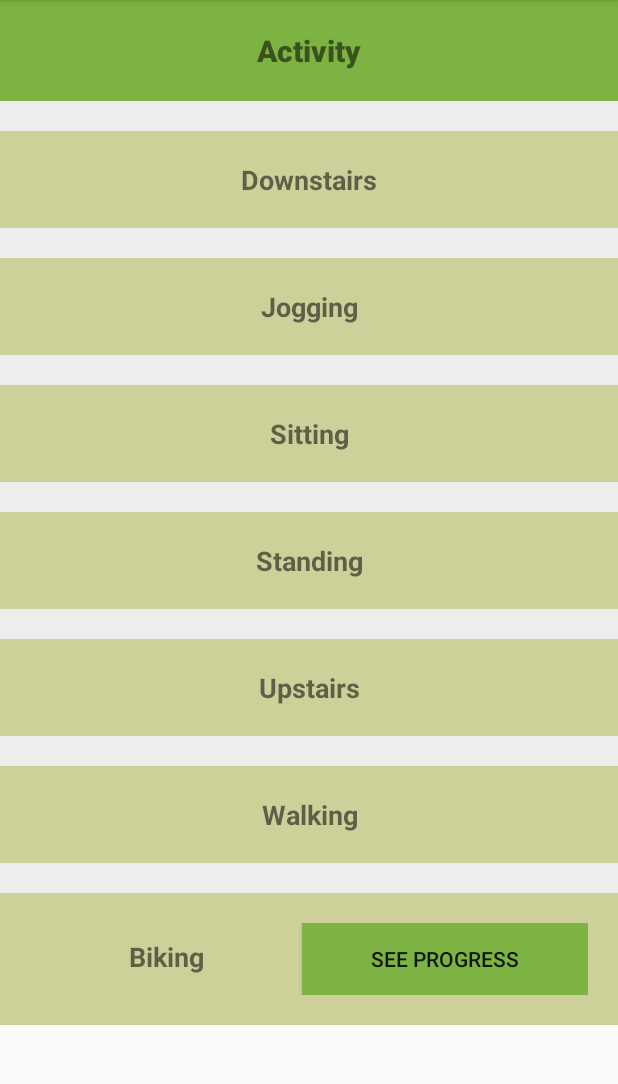
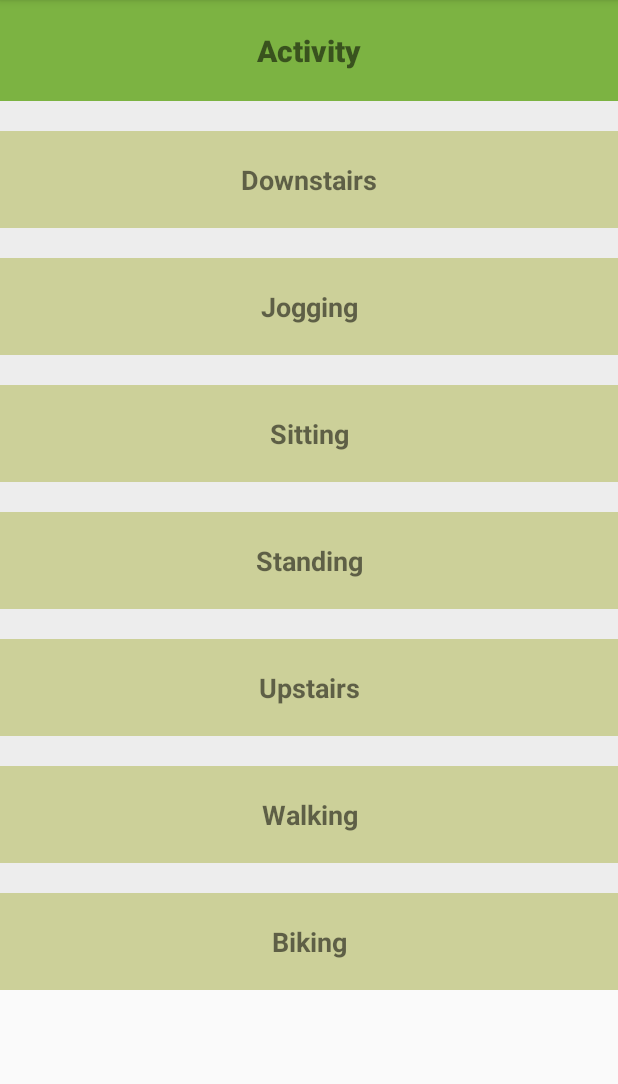
Before and after one commit to aditi17goel/ActivityRecognition, an Android app: the screen it shows after launch (MainActivity), on a phone screen of 412 x 824 dp, the part 84-1168 px from its top. Run offline under Robolectric (Android 15) with nearby library versions, the phone set to English and light mode, and no system bars; libraries missing offline, so code that uses them is left out: org.tensorflow.contrib; 2 statements that could not run were skipped.

Commit message:
removed bar

```diff
--- a/HAR-Android-App/app/src/main/AndroidManifest.xml
+++ b/HAR-Android-App/app/src/main/AndroidManifest.xml
@@ -16,7 +16,6 @@
         android:roundIcon="@mipmap/ic_launcher_round"
         android:supportsRtl="true"
         android:theme="@style/AppTheme">
-        <activity android:name=".MainActivity2"></activity>
         <activity android:name=".MainActivity">
             <intent-filter>
                 <action android:name="android.intent.action.MAIN" />
--- a/HAR-Android-App/app/src/main/java/aditi/sensor_based_har/MainActivity.java
+++ b/HAR-Android-App/app/src/main/java/aditi/sensor_based_har/MainActivity.java
@@ -31,7 +31,6 @@ public class MainActivity extends AppCompatActivity implements SensorEventListen
 
     private static final int N_SAMPLES = 100;
     private static int prevIdx = -1;
-    private int progr=0;
 
     private static List<Float> ax;
     private static List<Float> ay;
@@ -81,13 +80,7 @@ public class MainActivity extends AppCompatActivity implements SensorEventListen
     protected void onCreate(Bundle savedInstanceState) {
         super.onCreate(savedInstanceState);
         setContentView(R.layout.activity_main);
-        button = (Button) findViewById(R.id.button1);
-        button.setOnClickListener( new View.OnClickListener(){
-            @Override
-            public void onClick(View v){
-                openMainActivity2();
-            }
-        });
+
         ax = new ArrayList<>(); ay = new ArrayList<>(); az = new ArrayList<>();
         lx = new ArrayList<>(); ly = new ArrayList<>(); lz = new ArrayList<>();
         gx = new ArrayList<>(); gy = new ArrayList<>(); gz = new ArrayList<>();
@@ -126,10 +119,7 @@ public class MainActivity extends AppCompatActivity implements SensorEventListen
         textToSpeech = new TextToSpeech(this, this);
         textToSpeech.setLanguage(Locale.US);
     }
-    public void openMainActivity2() {
-        Intent intent = new Intent(this, MainActivity2.class);
-        startActivity(intent);
-    }
+
     @Override
     public void onInit(int status) {
         Timer timer = new Timer();
@@ -257,9 +247,7 @@ public class MainActivity extends AppCompatActivity implements SensorEventListen
         }
     }
 
-    private void updateProgressBar(){
-        findViewById(R.id.progress_bar_walking).progress = progr;
-    }
+
     private void setRowsColor(int idx) {
         bikingTableRow.setBackgroundColor(Color.parseColor("#A9BCC16F"));
         downstairsTableRow.setBackgroundColor(Color.parseColor("#A9BCC16F"));
@@ -283,8 +271,6 @@ public class MainActivity extends AppCompatActivity implements SensorEventListen
             upstairsTableRow.setBackgroundColor(ResourcesCompat.getColor(getResources(), R.color.colorBlue, null));
         else if (idx == 6){
             walkingTableRow.setBackgroundColor(ResourcesCompat.getColor(getResources(), R.color.colorBlue, null));
-            progr += 5;
-            updateProgressBar();
         }
     }
 
--- a/HAR-Android-App/app/src/main/res/layout/activity_main.xml
+++ b/HAR-Android-App/app/src/main/res/layout/activity_main.xml
@@ -156,14 +156,6 @@
                 android:textSize="18sp"
                 android:textStyle="bold" />
 
-            <Button
-                android:id="@+id/button1"
-                android:layout_width="100dp"
-                android:layout_height="wrap_content"
-                android:layout_weight="1"
-                android:background="#7CB342"
-                android:text="@string/see_progress" />
-
         </TableRow>
 
     </TableLayout>
```
Also changed, not shown: HAR-Android-App/app/src/main/java/aditi/sensor_based_har/MainActivity2.java (deleted, +0 -16 lines), HAR-Android-App/app/src/main/res/layout/activity_main2.xml (deleted, +0 -20 lines).
